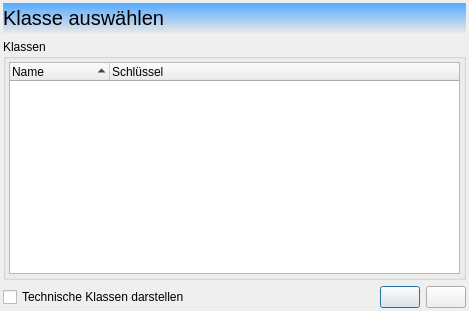
WOGRA-AG/wms, file guilibraries/wmsgui/src/misc/cwmsclassselectiondlg.ui: the form before one commit.
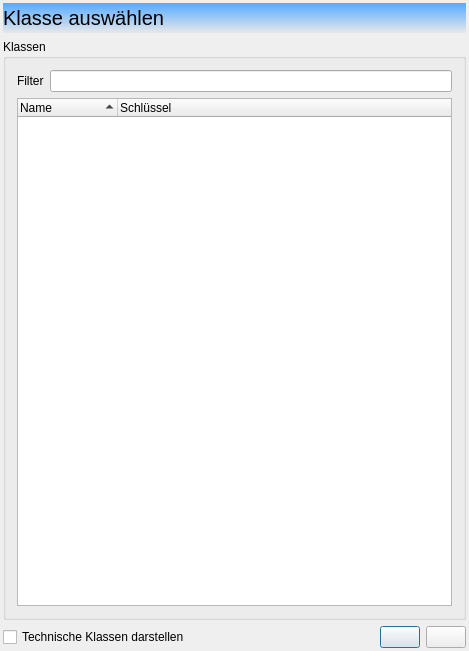
The form after the commit. Icons and pictures are not drawn.

```diff
--- a/guilibraries/wmsgui/src/misc/cwmsclassselectiondlg.ui
+++ b/guilibraries/wmsgui/src/misc/cwmsclassselectiondlg.ui
@@ -7,13 +7,13 @@
     <x>0</x>
     <y>0</y>
     <width>469</width>
-    <height>311</height>
+    <height>651</height>
    </rect>
   </property>
   <property name="windowTitle">
    <string>Klasse auswählen</string>
   </property>
-  <layout class="QVBoxLayout" name="verticalLayout_2">
+  <layout class="QGridLayout" name="gridLayout_2">
    <property name="leftMargin">
     <number>3</number>
    </property>
@@ -26,7 +26,10 @@
    <property name="bottomMargin">
     <number>3</number>
    </property>
-   <item>
+   <property name="spacing">
+    <number>6</number>
+   </property>
+   <item row="0" column="0">
     <widget class="QLabel" name="m_pqlArticleType">
      <property name="minimumSize">
       <size>
@@ -69,25 +72,23 @@
      </property>
     </widget>
    </item>
-   <item>
+   <item row="1" column="0">
     <widget class="QGroupBox" name="groupBox">
      <property name="title">
       <string>Klassen</string>
      </property>
-     <layout class="QVBoxLayout" name="verticalLayout">
-      <property name="leftMargin">
-       <number>3</number>
-      </property>
-      <property name="topMargin">
-       <number>3</number>
-      </property>
-      <property name="rightMargin">
-       <number>3</number>
-      </property>
-      <property name="bottomMargin">
-       <number>3</number>
-      </property>
-      <item>
+     <layout class="QGridLayout" name="gridLayout">
+      <item row="0" column="0">
+       <widget class="QLabel" name="label">
+        <property name="text">
+         <string>Filter</string>
+        </property>
+       </widget>
+      </item>
+      <item row="0" column="1">
+       <widget class="QLineEdit" name="m_pqleFilter"/>
+      </item>
+      <item row="1" column="0" colspan="2">
        <widget class="QTreeWidget" name="m_pqlvClasses">
         <property name="sortingEnabled">
          <bool>true</bool>
@@ -110,7 +111,7 @@
      </layout>
     </widget>
    </item>
-   <item>
+   <item row="2" column="0">
     <layout class="QHBoxLayout">
      <item>
       <widget class="QCheckBox" name="m_pqchbShowTechnicalClasses">
```
Left out of the diff: 35 changed lines with no effect on the pictures.
